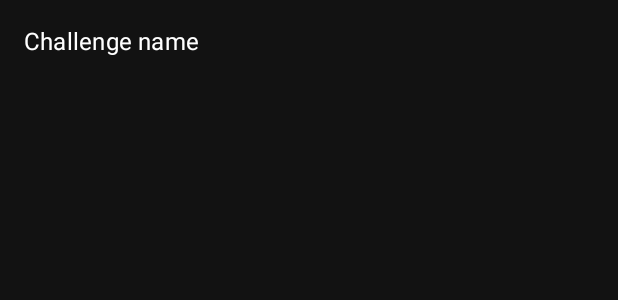
After one commit to MessiasLima/codewars-v2, an Android app: the layout list_item_challenge.xml on its own in the app's theme, with its tools: preview values and no code run, on a phone screen of 412 x 824 dp. The commit adds this screen. Shown: the top 300 px of the screen. Run offline under Robolectric (Android 15) with nearby library versions, the phone set to English and light mode, and no system bars.

Commit message:
feat: show challenges

```diff
--- a/app/src/main/java/com/messiasjunior/codewarsv2/presentation/challenges/ChallengesViewModel.kt
+++ b/app/src/main/java/com/messiasjunior/codewarsv2/presentation/challenges/ChallengesViewModel.kt
@@ -7,6 +7,7 @@ import androidx.lifecycle.ViewModel
 import androidx.lifecycle.ViewModelProvider
 import androidx.lifecycle.map
 import androidx.lifecycle.switchMap
+import com.messiasjunior.codewarsv2.model.Challenge
 import com.messiasjunior.codewarsv2.model.ChallengeType
 import com.messiasjunior.codewarsv2.model.User
 import com.messiasjunior.codewarsv2.repository.ChallengeRepository
@@ -37,6 +38,9 @@ class ChallengesViewModel(
         }
     }
 
+    fun onChallengeClicked(challenge: Challenge) {
+    }
+
     class Factory @Inject constructor(
         private val challengeRepository: ChallengeRepository
     ) : ViewModelProvider.Factory {
--- /dev/null
+++ b/app/src/main/res/layout/list_item_challenge.xml
@@ -0,0 +1,25 @@
+<?xml version="1.0" encoding="utf-8"?>
+<layout>
+
+    <data>
+
+        <variable
+            name="challenge"
+            type="com.messiasjunior.codewarsv2.model.Challenge" />
+    </data>
+
+    <FrameLayout xmlns:android="http://schemas.android.com/apk/res/android"
+        xmlns:tools="http://schemas.android.com/tools"
+        android:layout_width="match_parent"
+        android:layout_height="wrap_content">
+
+        <androidx.appcompat.widget.AppCompatTextView
+            android:layout_width="wrap_content"
+            android:layout_height="wrap_content"
+            android:layout_margin="@dimen/default_card_padding"
+            android:text="@{ challenge.name }"
+            android:textAppearance="@style/TextAppearance.MaterialComponents.Subtitle1"
+            tools:text="Challenge name" />
+
+    </FrameLayout>
+</layout>
```
Also changed, not shown: app/src/main/java/com/messiasjunior/codewarsv2/presentation/challenges/ChallengesAdapter.kt (added, +57 -0 lines), app/src/main/java/com/messiasjunior/codewarsv2/presentation/challenges/ChallengesFragment.kt (+23 -0 lines), app/src/main/java/com/messiasjunior/codewarsv2/util/typeconverter/ListStringTypeConverter.kt (+4 -4 lines), app/src/main/res/layout/fragment_challenges.xml (+3 -4 lines).
